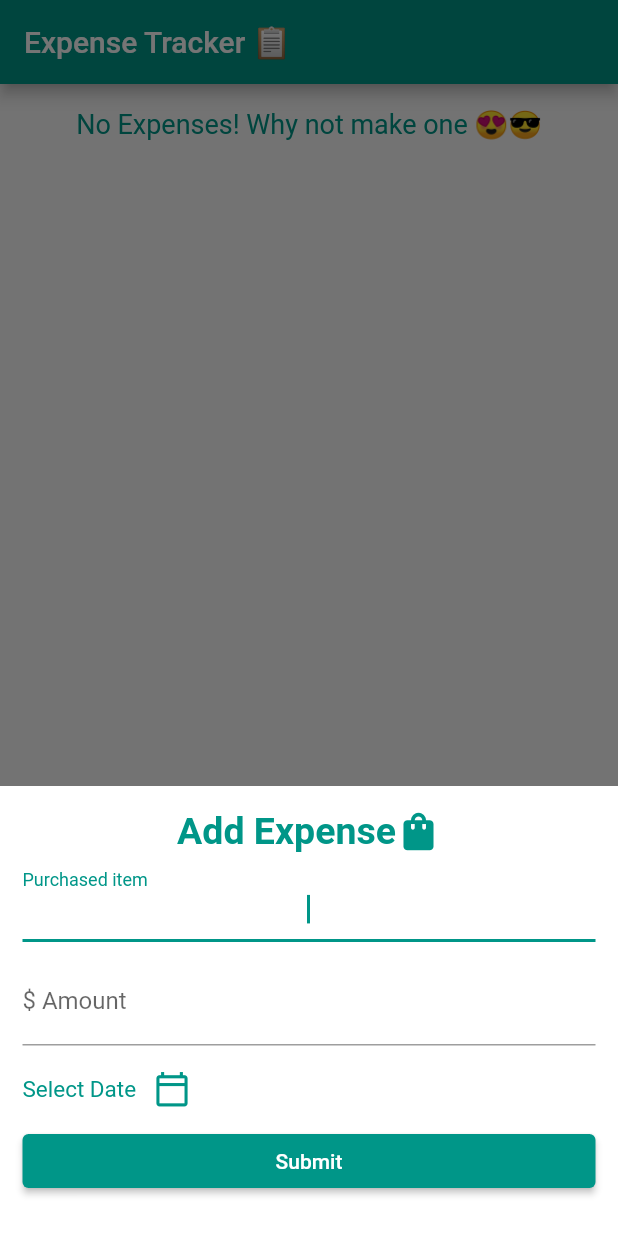
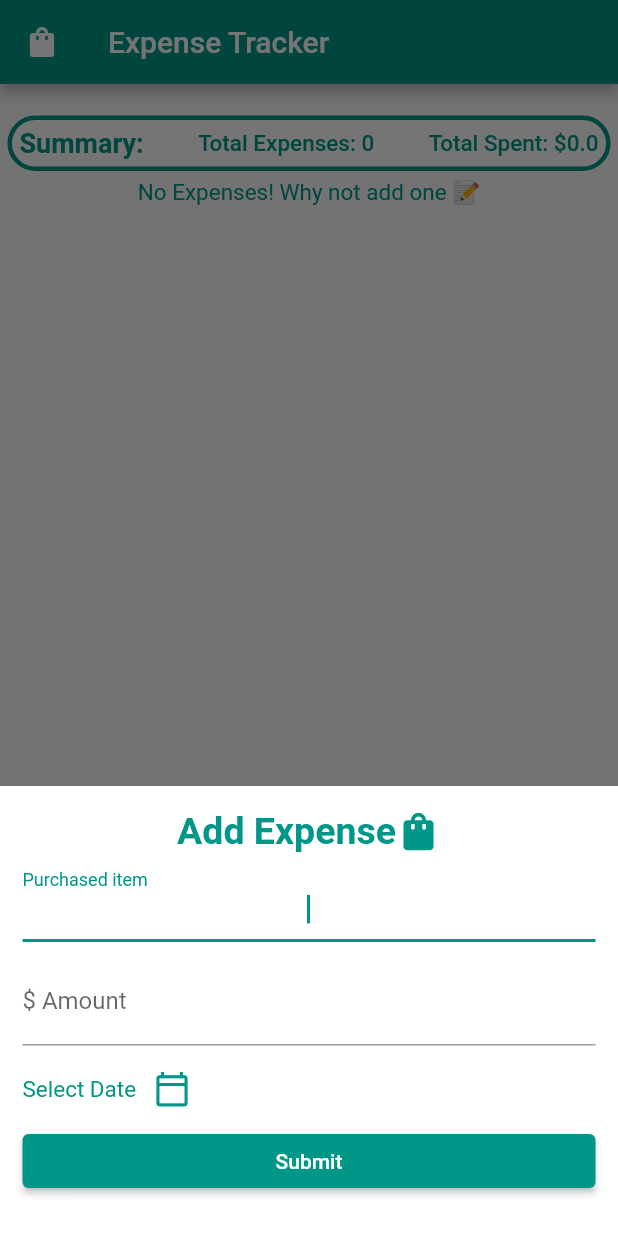
Before and after one commit to Atuoha/expenses_tracker, a Flutter app: the screen it shows after launch, after a tap on the "add" icon, on a phone screen of 412 x 824 dp. Run offline on Flutter 3.47's test engine with Material 2 defaults, Android fonts, the light colour scheme and no system bars; our stand-ins replace syncfusion_flutter_datepicker.

Commit message:
adjustments and new add-ons :)

```diff
--- /dev/null
+++ b/lib/components/expenses_count.dart
@@ -0,0 +1,56 @@
+import 'package:expense_app/model/transaction_data.dart';
+import 'package:flutter/material.dart';
+import 'package:provider/provider.dart';
+
+class ExpensesCount extends StatelessWidget {
+  const ExpensesCount({Key? key}) : super(key: key);
+
+  @override
+  Widget build(BuildContext context) {
+    return Container(
+      margin: const EdgeInsets.symmetric(
+        vertical: 5,
+        horizontal: 5,
+      ),
+      decoration: BoxDecoration(
+        color: Colors.white,
+        border: Border.all(
+          width: 3,
+          color: Colors.teal,
+        ),
+        borderRadius: BorderRadius.circular(20)
+      ),
+      child: Padding(
+        padding: const EdgeInsets.all(5.0),
+        child: Row(
+          mainAxisAlignment: MainAxisAlignment.spaceBetween,
+          children: [
+           Text(
+            'Summary:',
+            style: TextStyle(
+              fontSize: 18,
+              fontWeight: FontWeight.bold,
+              color: Colors.teal[500],
+            ),
+          ),
+          Text(
+            'Total Expenses: ${Provider.of<TransactionData>(context).getCount()}',
+            style: const TextStyle(
+              fontSize: 15,
+              color: Colors.teal,
+              fontWeight: FontWeight.w500,
+            ),
+          ),
+          Text(
+            'Total Spent: \$${Provider.of<TransactionData>(context).totalAmount}',
+            style: const TextStyle(
+              fontSize: 15,
+              color: Colors.teal,
+              fontWeight: FontWeight.w500,
+            ),
+          )
+        ]),
+      ),
+    );
+  }
+}
--- a/lib/main.dart
+++ b/lib/main.dart
@@ -1,6 +1,7 @@
 import 'package:flutter/material.dart';
 import 'package:intl/date_symbol_data_local.dart';
 import 'package:provider/provider.dart';
+import 'components/expenses_count.dart';
 import 'components/float_button.dart';
 import 'model/transaction_data.dart';
 import 'screens/expenses_chart.dart';
@@ -10,29 +11,28 @@ void main() => runApp(MyApp());
 
 // ignore: use_key_in_widget_constructors
 class MyApp extends StatelessWidget {
-
   @override
   Widget build(BuildContext context) {
     initializeDateFormatting('en_US');
 
     return ChangeNotifierProvider(
-      create: (context)=> TransactionData(),
+      create: (context) => TransactionData(),
       child: MaterialApp(
         theme: ThemeData(
           primarySwatch: Colors.teal,
         ),
         debugShowCheckedModeBanner: false,
         home: Scaffold(
+          floatingActionButtonLocation: FloatingActionButtonLocation.centerFloat,
           floatingActionButton: const FloatButton(),
           appBar: AppBar(
             title: const Text(
-              'Expense Tracker 📋',
+              'Expense Tracker',
             ),
+            leading: const Icon(Icons.shopping_bag),
           ),
-          body: Column(children: const <Widget>[
-            ExpensesChart(),
-           ExpensesList()
-          ]),
+          body:
+              Column(children: const <Widget>[ExpensesChart(), ExpensesCount(), ExpensesList()]),
         ),
       ),
     );
--- a/lib/model/transaction_data.dart
+++ b/lib/model/transaction_data.dart
@@ -4,9 +4,11 @@ import 'package:flutter/cupertino.dart';
 class TransactionData extends ChangeNotifier {
   final List<Transaction> transactions = [];
 
+  double totalAmount = 0;
   addExpense(item, amount, date) {
     var transaction = Transaction(title: item, amount: amount, date: date);
     transactions.add(transaction);
+    totalAmount += transaction.amount;
     notifyListeners();
   }
 
@@ -14,7 +16,10 @@ class TransactionData extends ChangeNotifier {
     return transactions.length;
   }
 
+
+
   deleteExpense(Transaction trans) {
+    totalAmount -= trans.amount;
     transactions.remove(trans);
     notifyListeners();
   }
--- a/lib/screens/add_expense.dart
+++ b/lib/screens/add_expense.dart
@@ -103,8 +103,10 @@ class AddExpense extends StatelessWidget {
                 const SizedBox(height: 5),
                 Row(
                   children: [
-                     Text(
-                      dateString !='' ? dateString.substring(0, 10):'Select Date',
+                    Text(
+                      dateString != ''
+                          ? dateString.substring(0, 10)
+                          : 'Select Date',
                       style: const TextStyle(
                         fontSize: 15,
                         color: Colors.teal,
@@ -124,16 +126,12 @@ class AddExpense extends StatelessWidget {
                   onPressed: () => {
                     if (item != '' && amount != '')
                       {
-                        Provider.of<TransactionData>(
-                          context,
-                          listen: false,
-                        ).addExpense(
-                          item,
-                          double.parse(amount),
-                          date,
-                        ),
+                        Provider.of<TransactionData>(context, listen: false)
+                            .addExpense(item, double.parse(amount), date),
                         Navigator.pop(context),
-                        dateString = ''
+                        dateString = '',
+                        item = '',
+                        amount = ''
                       }
                   },
                   child: const Text(
--- a/lib/screens/expenses_chart.dart
+++ b/lib/screens/expenses_chart.dart
@@ -11,7 +11,7 @@ class ExpensesChart extends StatelessWidget {
       return transData.getCount() < 1
           ? const Text('')
           : const Expanded(
-              flex: 1,
+              flex: 2,
               child: SizedBox(
                 width: double.infinity,
                 child: Card(
```
Also changed, not shown: lib/screens/expenses_list.dart (+28 -36 lines), pubspec.yaml (+8 -11 lines), assets/fonts/Quicksand-Bold.ttf (added), assets/fonts/Quicksand-Light.ttf (added).
